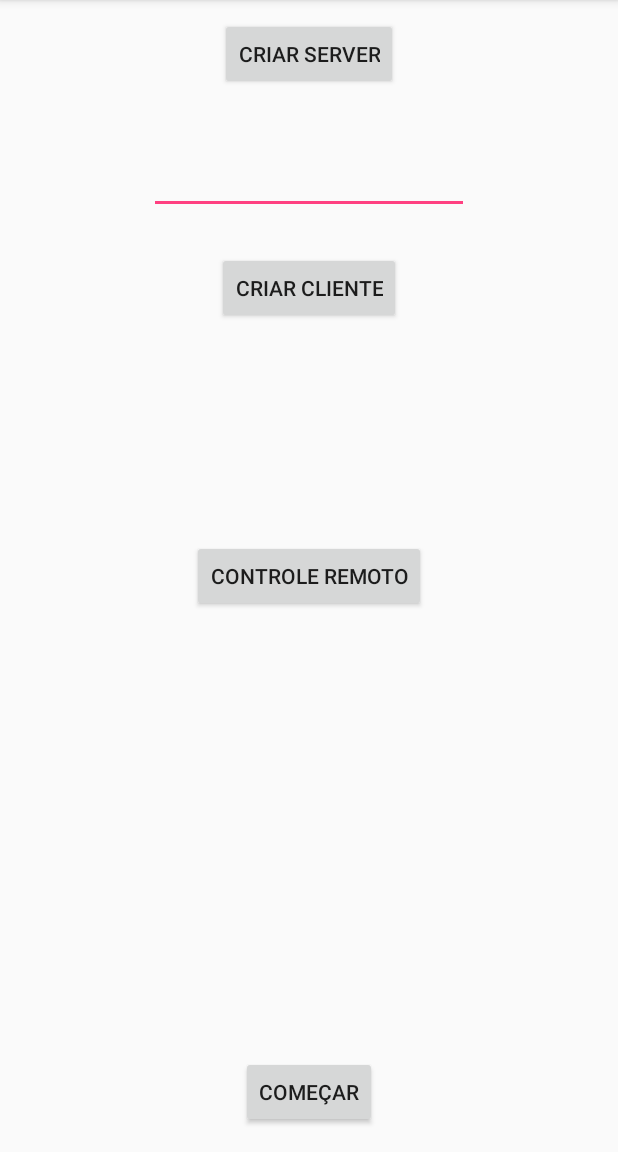
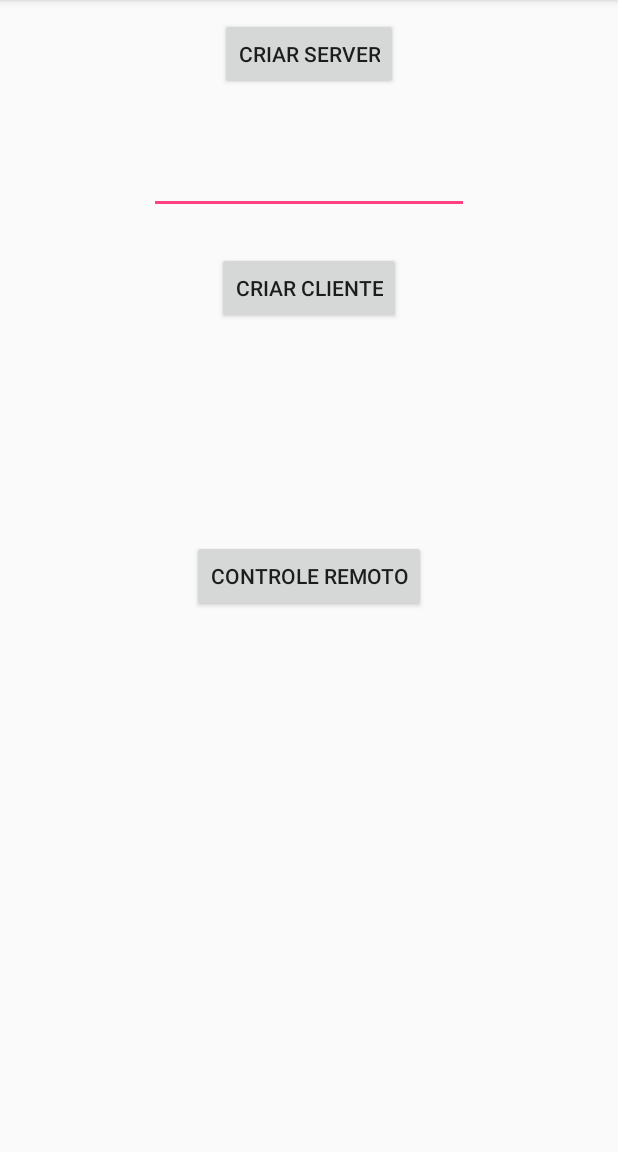
Before and after one commit to DanielSoaresRocha/AplicacaoClienteServidor, an Android app: the screen it shows after launch (MainActivity), on a phone screen of 412 x 824 dp, the part 84-1236 px from its top. Run offline under Robolectric (Android 15) with nearby library versions, the phone set to English and light mode, and no system bars.

Commit message:
Aprimorações e ajustes

```diff
--- a/novaTentativa/app/src/main/java/com/example/bolsista/novatentativa/ControleRemoto.java
+++ b/novaTentativa/app/src/main/java/com/example/bolsista/novatentativa/ControleRemoto.java
@@ -5,6 +5,7 @@ import android.support.v7.app.AppCompatActivity;
 import android.os.Bundle;
 import android.view.View;
 import android.widget.Button;
+import android.widget.Toast;
 
 public class ControleRemoto extends AppCompatActivity {
     Button controleRemoto,desconect;
@@ -32,6 +33,7 @@ public class ControleRemoto extends AppCompatActivity {
             @Override
             public void onClick(View v) {
                 MainActivity.cliente.desconect();
+                Toast.makeText(getApplicationContext(),R.string.controle_inativo,Toast.LENGTH_LONG).show();
 
                 Intent controleRemoto = new Intent(ControleRemoto.this,MainActivity.class);
                 startActivity(controleRemoto);
--- a/novaTentativa/app/src/main/res/layout/activity_main.xml
+++ b/novaTentativa/app/src/main/res/layout/activity_main.xml
@@ -17,6 +17,7 @@
 
     <EditText
         android:id="@+id/host"
+        android:gravity="center"
         android:layout_width="wrap_content"
         android:layout_height="wrap_content"
         android:layout_alignParentTop="true"
@@ -48,6 +49,7 @@
         android:layout_alignParentBottom="true"
         android:layout_centerHorizontal="true"
         android:layout_marginBottom="16dp"
-        android:text="Começar" />
+        android:text="Começar"
+        android:visibility="invisible" />
 
 </RelativeLayout>
--- a/novaTentativa/app/src/main/res/values/colors.xml
+++ b/novaTentativa/app/src/main/res/values/colors.xml
@@ -3,4 +3,6 @@
     <color name="colorPrimary">#3F51B5</color>
     <color name="colorPrimaryDark">#303F9F</color>
     <color name="colorAccent">#FF4081</color>
+    <color name="verde">#ff0015</color>
+
 </resources>
--- a/novaTentativa/app/src/main/res/values/strings.xml
+++ b/novaTentativa/app/src/main/res/values/strings.xml
@@ -3,4 +3,10 @@
     <string name="title_activity_controle_remoto">ControleRemoto</string>
     <string name="enviarControle">Enviar</string>
     <string name="desconectar">desconectar</string>
+    <string name="cliente_criado">Cliente criado</string>
+    <string name="servidor_criado">Servidor criado</string>
+    <string name="controle_ativo">Controle ativado</string>
+    <string name="controle_inativo">Controle desativado</string>
+    <string name="ip_invalido">Insira um IP válido!!!</string>
+    <string name="comecar">Pronto para começar</string>
 </resources>
```
Also changed, not shown: novaTentativa/app/src/main/java/com/example/bolsista/novatentativa/Cliente.java (+15 -0 lines), novaTentativa/app/src/main/java/com/example/bolsista/novatentativa/GerenciadorDeClientes.java (+32 -12 lines), novaTentativa/app/src/main/java/com/example/bolsista/novatentativa/MainActivity.java (+43 -5 lines).
